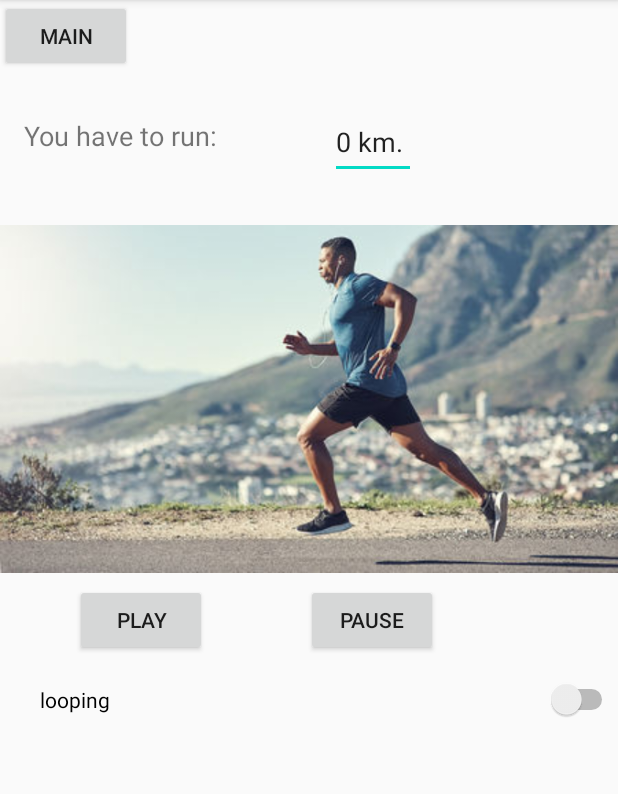
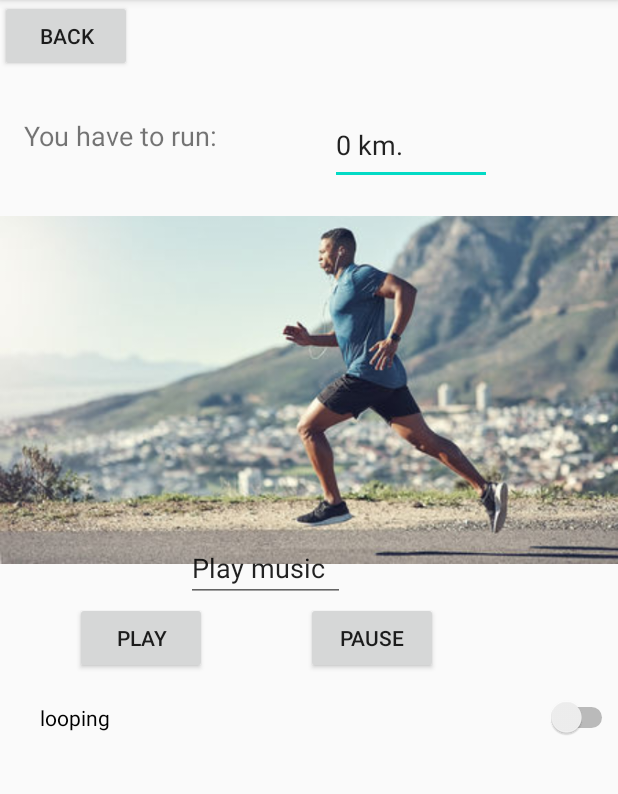
Before and after one commit to IharMayeuski/BodyControl, an Android app: the screen it shows after launch (RunActivity), after a tap on "BURN ALL!", on a phone screen of 412 x 824 dp, the part 84-878 px from its top. Run offline under Robolectric (Android 15) with nearby library versions, the phone set to English and light mode, and no system bars.

Commit message:
solved some bugs

```diff
--- a/app/build.gradle
+++ b/app/build.gradle
@@ -32,6 +32,4 @@ dependencies {
     androidTestImplementation 'androidx.test.ext:junit:1.1.1'
     androidTestImplementation 'androidx.test.espresso:espresso-core:3.2.0'
     implementation 'com.google.android.material:material:1.1.0'
-    implementation 'org.projectlombok:lombok:1.18.12'
-    annotationProcessor 'org.projectlombok:lombok:1.18.12'
 }
--- a/app/src/main/java/com/maevskiy/bodycontrol/Food.java
+++ b/app/src/main/java/com/maevskiy/bodycontrol/Food.java
@@ -1,18 +1,21 @@
 package com.maevskiy.bodycontrol;
 
 public enum Food {
-    BROCCOLI ("broccoli", 2900, "Useful product"),
-    BREAD ("bread", 2900, "Try to eat not often"),
-    APPLE ("apple", 1500, "Eat every time when do you wand");
+    BEEF ("Beef", 180),
+    CARROT_JUICE ("Carrot_juice", 70),
+    CAVIAR ("Caviar", 250),
+    CHICKEN ("Chicken", 150),
+    DUCK ("Duck", 400),
+    OAT_FLAKE ("Oat-flake", 70),
+    PINK_SALMON ("Pink_salmon", 150),
+    VEAL ("Veal", 200);
 
     private String name;
     private int calories;
-    private String text;
 
-    Food(String name, int calories, String text) {
+    Food(String name, int calories) {
         this.calories = calories;
         this.name = name;
-        this.text = text;
     }
 
     public int getCalories() {
@@ -23,10 +26,6 @@ public enum Food {
         return name;
     }
 
-    public String getText() {
-        return text;
-    }
-
     @Override
     public String toString() {
         return name;
--- a/app/src/main/java/com/maevskiy/bodycontrol/MainActivity.java
+++ b/app/src/main/java/com/maevskiy/bodycontrol/MainActivity.java
@@ -29,7 +29,7 @@ public class MainActivity extends AppCompatActivity {
     int calories = 0;
     String DEFAULT_PRODUCT = "Choose";
     String DEFAULT_WEIGHT = "0";
-    List<String> weights = Arrays.asList(DEFAULT_WEIGHT, "50", "75", "100");
+    List<String> weights = Arrays.asList(DEFAULT_WEIGHT, "50", "75", "100", "200", "500");
 
 
     @Override
@@ -85,18 +85,15 @@ public class MainActivity extends AppCompatActivity {
             adapterProducts.notifyDataSetChanged();
             calories += productCalorie;
             TextView textView = (TextView) findViewById(R.id.textViewCalories);
-            textView.setText(String.valueOf(calories) + " cal.");
+            textView.setText(calories + " cal.");
             spinnerChoiceProduct.setSelection(0);
             spinnerChoiceWeight.setSelection(0);
         } else {
             Context context = getApplicationContext();
             int duration = Toast.LENGTH_LONG;
-            CharSequence text;
-            if (productName.isEmpty() || productName.equals(DEFAULT_PRODUCT)) {
-                text = "Please to choose your product!";
-            } else {
-                text = "Your weight is EMPTY!";
-            }
+            CharSequence text = productName.isEmpty() || productName.equals(DEFAULT_PRODUCT)
+                    ? "Please to choose your product!"
+                    : "Your weight is EMPTY!";
             Toast toast = Toast.makeText(context, text, duration);
             toast.setGravity(Gravity.TOP | Gravity.CENTER, 0, 0);
             toast.show();
@@ -130,6 +127,4 @@ public class MainActivity extends AppCompatActivity {
         }
         return null;
     }
-
-
 }
--- a/app/src/main/java/com/maevskiy/bodycontrol/RunActivity.java
+++ b/app/src/main/java/com/maevskiy/bodycontrol/RunActivity.java
@@ -21,15 +21,16 @@ public class RunActivity extends AppCompatActivity {
         super.onCreate(savedInstanceState);
         setContentView(R.layout.activity_run);
         Intent caller = getIntent();
-        int calories = caller.getIntExtra("calories", 0);
+        double calories = caller.getIntExtra("calories", 0);
         EditText haveToRunKm = (EditText) findViewById(R.id.editText);
         DecimalFormat formatVal = new DecimalFormat("##.##");
-        double kmForRun = calories/1000;
+        double kmForRun = calories/800;
         haveToRunKm.setText(formatVal.format(kmForRun) + " km.");
         ImageView imageView = (ImageView) findViewById(R.id.image);
         imageView.setImageResource(R.drawable.runner);
-
-        pianoMusic = MediaPlayer.create(this, R.raw.piano);
+        if (pianoMusic == null) {
+            pianoMusic = MediaPlayer.create(this, R.raw.piano);
+        }
         Switch switch_looping = (Switch) findViewById(R.id.switch_looping);
         switch_looping.setOnCheckedChangeListener(new CompoundButton.OnCheckedChangeListener() {
             @Override
@@ -40,7 +41,9 @@ public class RunActivity extends AppCompatActivity {
     }
 
     public void playMusic(View view) {
-        pianoMusic.start();
+        if (pianoMusic != null) {
+            pianoMusic.start();
+        }
     }
 
     public void pauseMusic (View view) {
--- a/app/src/main/res/layout/activity_run.xml
+++ b/app/src/main/res/layout/activity_run.xml
@@ -12,7 +12,7 @@
         android:layout_height="wrap_content"
         android:layout_weight="1"
         android:onClick="backToMain"
-        android:text="Main"
+        android:text="Back"
         app:layout_constraintStart_toStartOf="parent"
         app:layout_constraintTop_toTopOf="parent" />
 
@@ -30,8 +30,8 @@
 
     <EditText
         android:id="@+id/editText"
-        android:layout_width="57dp"
-        android:layout_height="49dp"
+        android:layout_width="108dp"
+        android:layout_height="53dp"
         android:layout_marginStart="52dp"
         android:layout_marginLeft="52dp"
         android:layout_marginTop="70dp"
@@ -43,7 +43,7 @@
         android:id="@+id/image"
         android:layout_width="match_parent"
         android:layout_height="wrap_content"
-        android:layout_marginTop="20dp"
+        android:layout_marginTop="10dp"
         app:layout_constraintTop_toBottomOf="@+id/editText"
         tools:layout_editor_absoluteX="28dp" />
 
@@ -53,7 +53,7 @@
         android:layout_height="wrap_content"
         android:layout_marginStart="50dp"
         android:layout_marginLeft="50dp"
-        android:layout_marginTop="270dp"
+        android:layout_marginTop="278dp"
         android:onClick="playMusic"
         android:text="play"
         app:layout_constraintStart_toStartOf="parent"
@@ -65,7 +65,7 @@
         android:layout_height="wrap_content"
         android:layout_marginStart="204dp"
         android:layout_marginLeft="204dp"
-        android:layout_marginTop="270dp"
+        android:layout_marginTop="278dp"
         android:onClick="pauseMusic"
         android:text="pause"
         app:layout_constraintStart_toStartOf="parent"
@@ -80,4 +80,17 @@
         app:layout_constraintTop_toBottomOf="@+id/play"
         tools:layout_editor_absoluteX="94dp" />
 
+    <EditText
+        android:id="@+id/editText2"
+        android:layout_width="106dp"
+        android:layout_height="45dp"
+        android:layout_marginStart="124dp"
+        android:layout_marginLeft="124dp"
+        android:ems="10"
+        android:inputType="textPersonName"
+        android:text="Play music"
+        app:layout_constraintBottom_toTopOf="@+id/play"
+        app:layout_constraintStart_toStartOf="parent"
+        tools:ignore="MissingConstraints" />
+
 </androidx.constraintlayout.widget.ConstraintLayout>
```
Also changed, not shown: 2 other files.
